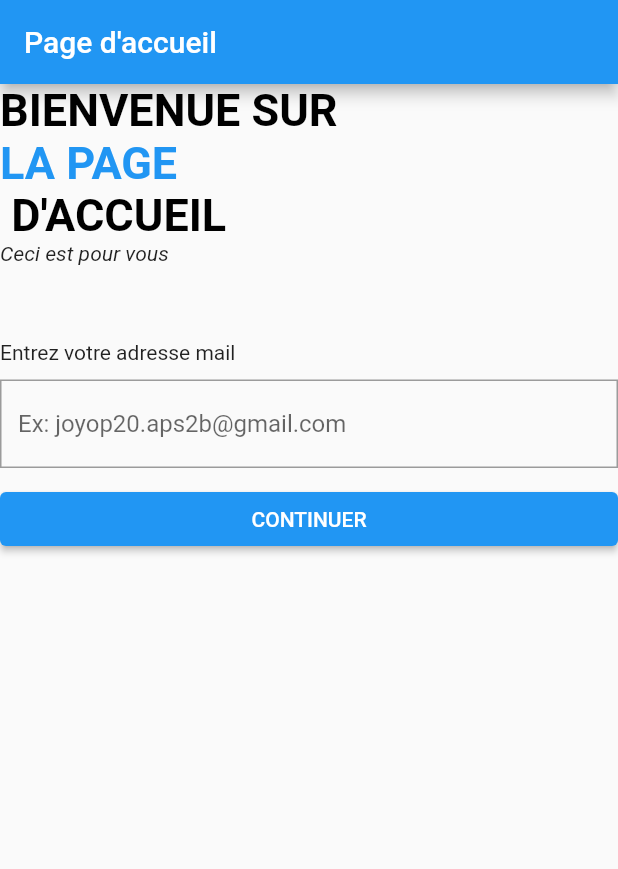
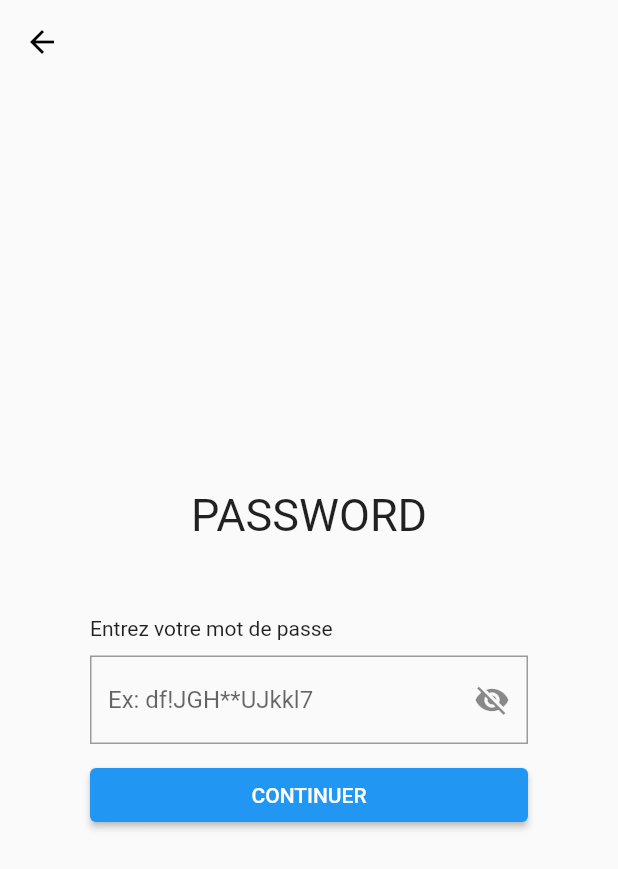
Before and after one commit to JoyoRichard007/Flutter_App, a Flutter app: the screen it shows after launch, on a phone screen of 412 x 824 dp. Shown: the top 869 px of the screen. Run offline on Flutter 3.47's test engine with Material 2 defaults, Android fonts, the phone set to English and light mode, and no system bars.

Commit message:
password

```diff
--- a/Application/lib/main.dart
+++ b/Application/lib/main.dart
@@ -1,6 +1,8 @@
 import 'package:flutter/material.dart';
 import 'package:premier_app/screens/Home.dart';
 import 'package:premier_app/screens/guest/Auth.dart';
+import 'package:premier_app/screens/guest/Password.dart';
+import 'package:premier_app/screens/guest/Term.dart';
 
 void main() {
   runApp(App());
@@ -14,7 +16,7 @@ class App extends StatelessWidget {
     return MaterialApp(
       debugShowCheckedModeBanner: false,
       title: 'flutter',
-      home: Authscreen(),
+      home: PasswordScreen(),
     );
   }
 }
--- a/Application/lib/screens/guest/Auth.dart
+++ b/Application/lib/screens/guest/Auth.dart
@@ -18,6 +18,10 @@ class _AuthscreenState extends State<Authscreen> {
           title: Text("Page d'accueil"),
         ),
         body: Center(
+            child: SingleChildScrollView(
+          padding: EdgeInsets.symmetric(
+            horizontal: 30.0,
+          ),
           child: Column(
             crossAxisAlignment: CrossAxisAlignment.start,
             children: [
@@ -76,7 +80,7 @@ class _AuthscreenState extends State<Authscreen> {
                   ]))
             ],
           ),
-        ),
+        )),
       ),
     );
   }
--- /dev/null
+++ b/Application/lib/screens/guest/Password.dart
@@ -0,0 +1,92 @@
+import 'package:flutter/material.dart';
+
+class PasswordScreen extends StatefulWidget {
+  const PasswordScreen({super.key});
+
+  @override
+  State<PasswordScreen> createState() => _PasswordScreenState();
+}
+
+class _PasswordScreenState extends State<PasswordScreen> {
+  bool _isSecret = true;
+
+  @override
+  Widget build(BuildContext context) {
+    return SafeArea(
+      child: Scaffold(
+        appBar: AppBar(
+          titleSpacing: 0.0,
+          elevation: 0,
+          backgroundColor: Theme.of(context).scaffoldBackgroundColor,
+          leading: IconButton(
+            color: Colors.black,
+            onPressed: () {},
+            icon: Icon(Icons.arrow_back),
+          ),
+        ),
+        body: Center(
+          child: SingleChildScrollView(
+            padding: EdgeInsets.symmetric(
+              horizontal: 30.0,
+            ),
+            child: Column(
+              children: [
+                Text(
+                  "password".toUpperCase(),
+                  style: TextStyle(
+                    fontSize: 30.0,
+                  ),
+                ),
+                SizedBox(
+                  height: 50.0,
+                ),
+                Form(
+                  child: Center(
+                      child: SingleChildScrollView(
+                    padding: EdgeInsets.symmetric(
+                      horizontal: 30.0,
+                    ),
+                    child: Column(
+                      crossAxisAlignment: CrossAxisAlignment.start,
+                      children: [
+                        Form(
+                            child: Column(
+                                crossAxisAlignment: CrossAxisAlignment.stretch,
+                                children: [
+                              Text("Entrez votre mot de passe"),
+                              SizedBox(height: 10.0),
+                              TextFormField(
+                                obscureText: _isSecret,
+                                decoration: InputDecoration(
+                                    suffixIcon: InkWell(
+                                      onTap: () => print("Change"),
+                                      child: Icon(!_isSecret
+                                          ? Icons.visibility
+                                          : Icons.visibility_off),
+                                    ),
+                                    hintText: "Ex: df!JGH**UJkkl7",
+                                    border: OutlineInputBorder(
+                                      borderRadius: BorderRadius.circular(0.0),
+                                      borderSide:
+                                          BorderSide(color: Colors.grey),
+                                    )),
+                              ),
+                              SizedBox(
+                                height: 10.0,
+                              ),
+                              ElevatedButton(
+                                  onPressed: () => print("Envoyer"),
+                                  child: Text('Continuer'.toUpperCase()))
+                            ]))
+                      ],
+                    ),
+                  )),
+                )
+              ],
+            ),
+          ),
+        ),
+      ),
+    );
+  }
+}
```
Also changed, not shown: Application/lib/screens/guest/Term.dart (added, +67 -0 lines), 1 other file.
